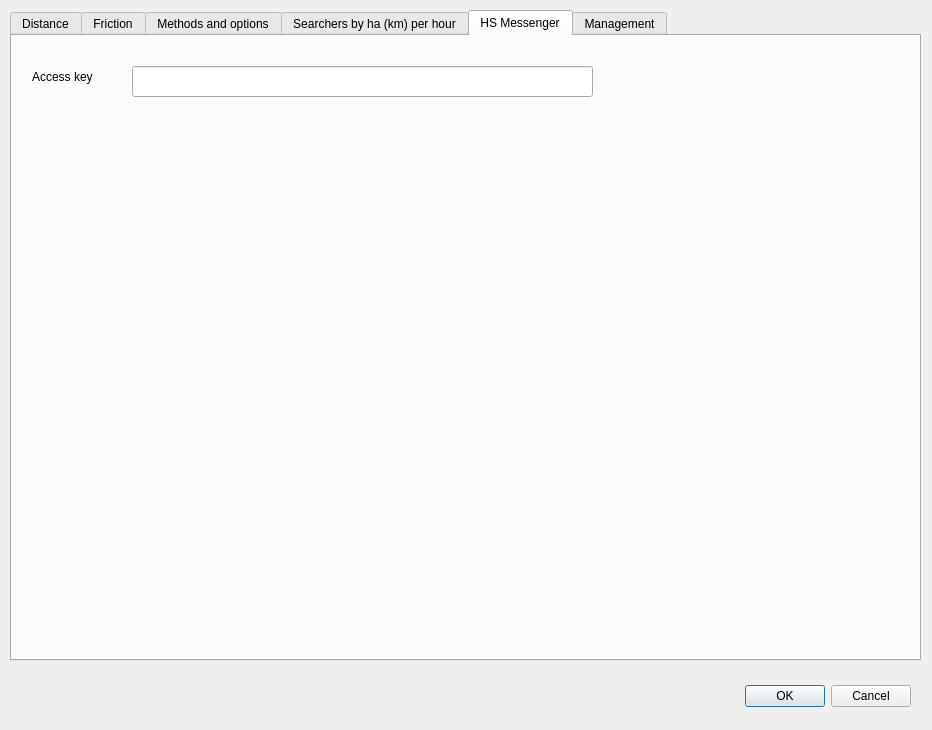
ruz76/qgis_patrac_3, file ui/settings.ui: the form before one commit.
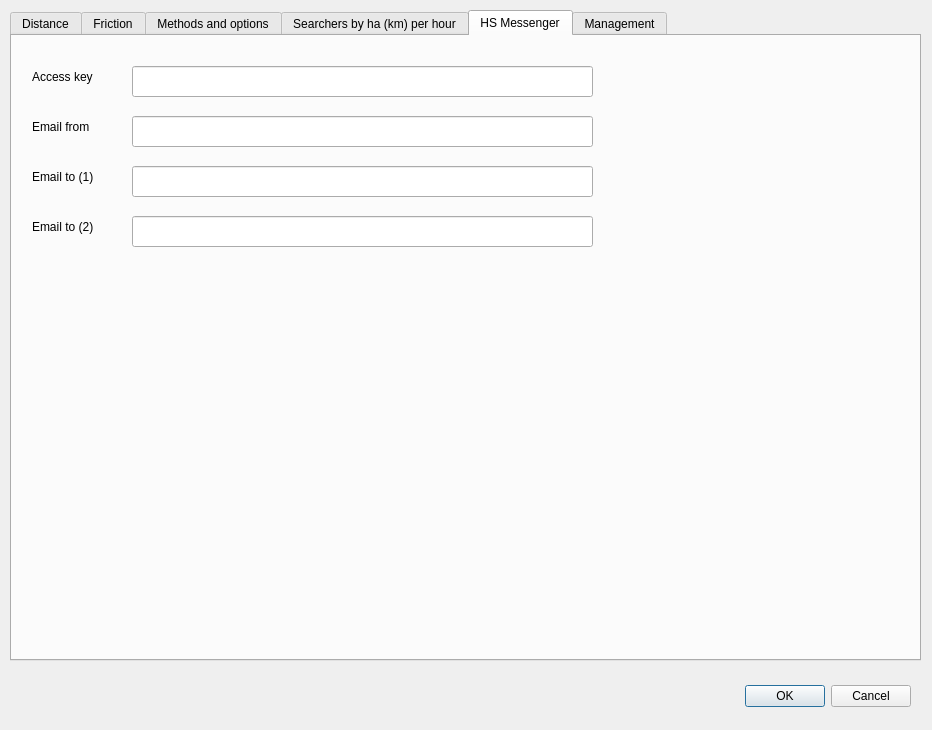
The form after the commit. The open tabs and pages were chosen to show the change.

Commit message: Added e-mail sending for KOPIS.

Diff of the .ui file:
```diff
--- a/ui/settings.ui
+++ b/ui/settings.ui
@@ -659,6 +659,93 @@
       <enum>QLineEdit::Password</enum>
      </property>
     </widget>
+    <widget class="QLabel" name="labelEmailFrom">
+     <property name="geometry">
+      <rect>
+       <x>20</x>
+       <y>80</y>
+       <width>91</width>
+       <height>21</height>
+      </rect>
+     </property>
+     <property name="text">
+      <string>Email from</string>
+     </property>
+    </widget>
+    <widget class="QLineEdit" name="lineEditEmailFrom">
+     <property name="geometry">
+      <rect>
+       <x>120</x>
+       <y>80</y>
+       <width>461</width>
+       <height>31</height>
+      </rect>
+     </property>
+     <property name="text">
+      <string/>
+     </property>
+     <property name="echoMode">
+      <enum>QLineEdit::Normal</enum>
+     </property>
+    </widget>
+    <widget class="QLabel" name="labelEmailTo1">
+     <property name="geometry">
+      <rect>
+       <x>20</x>
+       <y>130</y>
+       <width>91</width>
+       <height>21</height>
+      </rect>
+     </property>
+     <property name="text">
+      <string>Email to (1)</string>
+     </property>
+    </widget>
+    <widget class="QLineEdit" name="lineEditEmailTo1">
+     <property name="geometry">
+      <rect>
+       <x>120</x>
+       <y>130</y>
+       <width>461</width>
+       <height>31</height>
+      </rect>
+     </property>
+     <property name="text">
+      <string/>
+     </property>
+     <property name="echoMode">
+      <enum>QLineEdit::Normal</enum>
+     </property>
+    </widget>
+    <widget class="QLineEdit" name="lineEditEmailTo2">
+     <property name="geometry">
+      <rect>
+       <x>120</x>
+       <y>180</y>
+       <width>461</width>
+       <height>31</height>
+      </rect>
+     </property>
+     <property name="text">
+      <string/>
+     </property>
+     <property name="echoMode">
+      <enum>QLineEdit::Normal</enum>
+     </property>
+    </widget>
+    <widget class="QLabel" name="labelEmailTo2">
+     <property name="geometry">
+      <rect>
+       <x>20</x>
+       <y>180</y>
+       <width>91</width>
+       <height>21</height>
+      </rect>
+     </property>
+     <property name="text">
+      <string>Email to (2)</string>
+     </property>
+    </widget>
    </widget>
    <widget class="QWidget" name="tab_Tests">
     <attribute name="title">
```
Left out of the diff: 28 changed lines with no effect on the pictures. The commit also changes 2 other files.
